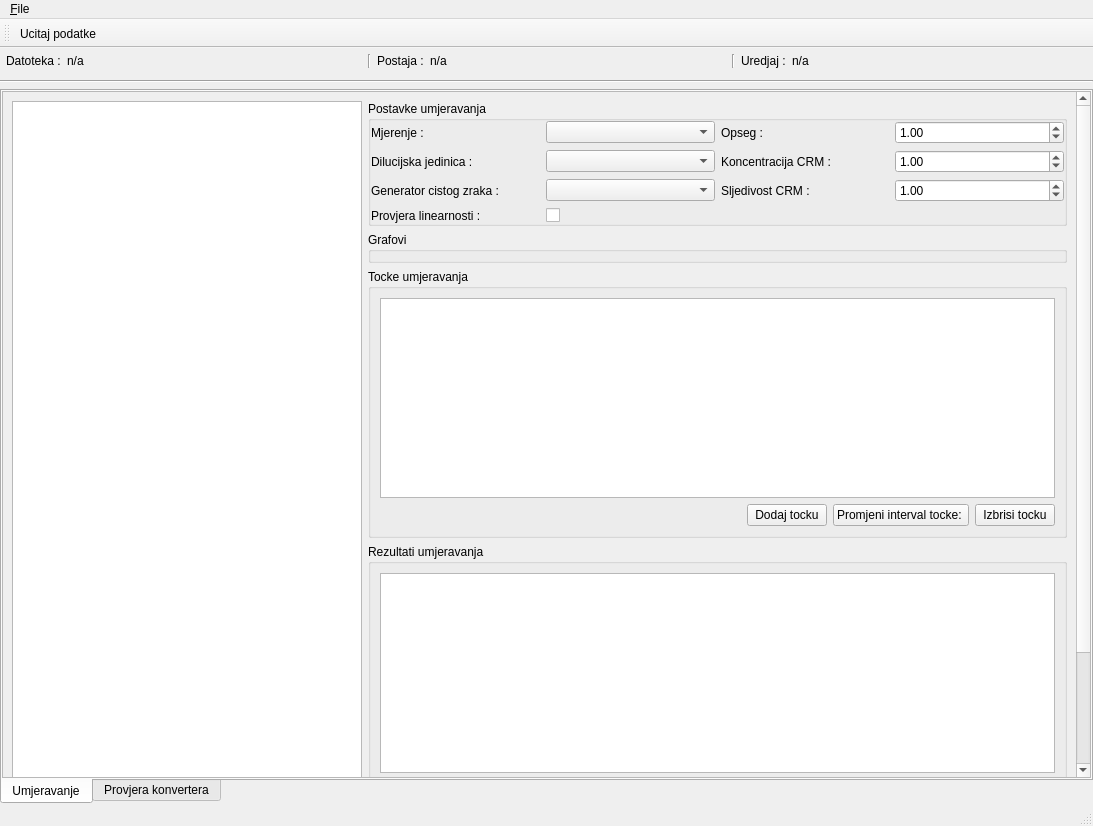
Qt form app/view/uiFiles/display.ui (vmilic/umjeravanje) before a commit.
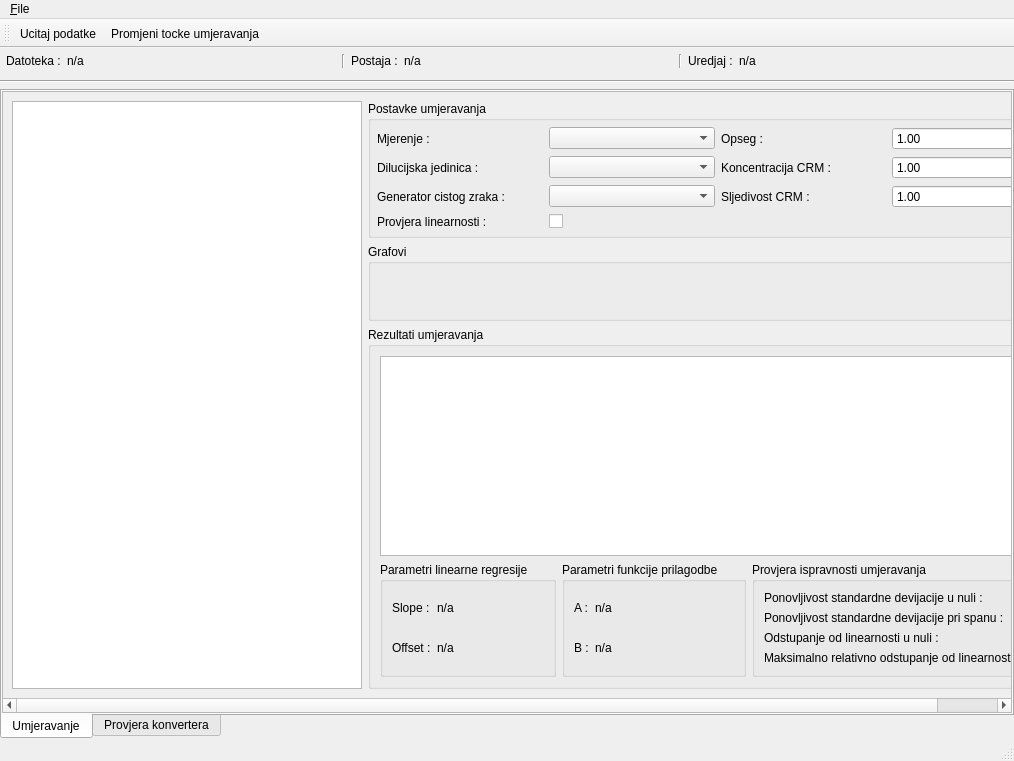
The same form after that commit.

The edit to the form file:
```diff
--- a/app/view/uiFiles/display.ui
+++ b/app/view/uiFiles/display.ui
@@ -6,8 +6,8 @@
    <rect>
     <x>0</x>
     <y>0</y>
-    <width>1093</width>
-    <height>826</height>
+    <width>1014</width>
+    <height>761</height>
    </rect>
   </property>
   <property name="windowTitle">
@@ -147,8 +147,8 @@
             <rect>
              <x>0</x>
              <y>0</y>
-             <width>1068</width>
-             <height>767</height>
+             <width>1006</width>
+             <height>630</height>
             </rect>
            </property>
            <layout class="QHBoxLayout" name="horizontalLayout_2">
@@ -157,7 +157,7 @@
               <item>
                <widget class="QTableView" name="siroviPodaciView">
                 <property name="sizePolicy">
-                 <sizepolicy hsizetype="Preferred" vsizetype="Preferred">
+                 <sizepolicy hsizetype="Preferred" vsizetype="Minimum">
                   <horstretch>0</horstretch>
                   <verstretch>0</verstretch>
                  </sizepolicy>
@@ -180,6 +180,12 @@
             </item>
             <item>
              <layout class="QVBoxLayout" name="rezultatiLayout">
+              <property name="topMargin">
+               <number>0</number>
+              </property>
+              <property name="bottomMargin">
+               <number>0</number>
+              </property>
               <item>
                <widget class="QGroupBox" name="groupBox">
                 <property name="sizePolicy">
@@ -193,7 +199,7 @@
                 </property>
                 <layout class="QGridLayout" name="gridLayout_2">
                  <property name="margin">
-                  <number>0</number>
+                  <number>6</number>
                  </property>
                  <item row="0" column="3">
                   <widget class="QDoubleSpinBox" name="doubleSpinBoxOpseg">
@@ -305,84 +311,6 @@
                 </layout>
                </widget>
               </item>
-              <item>
-               <widget class="QGroupBox" name="groupBox_3">
-                <property name="title">
-                 <string>Tocke umjeravanja</string>
-                </property>
-                <layout class="QVBoxLayout" name="verticalLayout">
-                 <item>
-                  <widget class="QTableView" name="tockeView">
-                   <property name="minimumSize">
-                    <size>
-                     <width>0</width>
-                     <height>200</height>
-                    </size>
-                   </property>
-                   <property name="selectionMode">
-                    <enum>QAbstractItemView::SingleSelection</enum>
-                   </property>
-                   <property name="selectionBehavior">
-                    <enum>QAbstractItemView::SelectRows</enum>
-                   </property>
-                  </widget>
-                 </item>
-                 <item>
-                  <layout class="QHBoxLayout" name="horizontalLayout_3">
-                   <property name="topMargin">
-                    <number>0</number>
-                   </property>
-                   <property name="bottomMargin">
-                    <number>0</number>
-                   </property>
-                   <item>
-                    <spacer name="horizontalSpacer">
-                     <property name="orientation">
-                      <enum>Qt::Horizontal</enum>
-                     </property>
-                     <property name="sizeHint" stdset="0">
-                      <size>
-                       <width>40</width>
-                       <height>20</height>
-                      </size>
-                     </property>
-                    </spacer>
-                   </item>
-                   <item>
-                    <widget class="QPushButton" name="gumbDodajTocku">
-                     <property name="text">
-                      <string>Dodaj tocku</string>
-                     </property>
-                    </widget>
-                   </item>
-                   <item>
-                    <widget class="QPushButton" name="gumbEditTocku">
-                     <property name="enabled">
-                      <bool>true</bool>
-                     </property>
-                     <property name="text">
-                      <string>Promjeni interval tocke: </string>
-                     </property>
-                     <property name="checkable">
-                      <bool>true</bool>
-                     </property>
-                    </widget>
-                   </item>
-                   <item>
-                    <widget class="QPushButton" name="gumbBrisiTocku">
-                     <property name="enabled">
-                      <bool>true</bool>
-                     </property>
-                     <property name="text">
-                      <string>Izbrisi tocku</string>
-                     </property>
-                    </widget>
-                   </item>
-                  </layout>
-                 </item>
-                </layout>
-               </widget>
-              </item>
               <item>
                <widget class="QGroupBox" name="groupBox_4">
                 <property name="title">
@@ -391,9 +319,15 @@
                 <layout class="QVBoxLayout" name="verticalLayout_2">
                  <item>
                   <widget class="QTableView" name="rezultatView">
+                   <property name="sizePolicy">
+                    <sizepolicy hsizetype="MinimumExpanding" vsizetype="Preferred">
+                     <horstretch>0</horstretch>
+                     <verstretch>0</verstretch>
+                    </sizepolicy>
+                   </property>
                    <property name="minimumSize">
                     <size>
-                     <width>0</width>
+                     <width>300</width>
                      <height>200</height>
                     </size>
                    </property>
@@ -878,7 +812,7 @@
     <rect>
      <x>0</x>
      <y>0</y>
-     <width>1093</width>
+     <width>1014</width>
      <height>21</height>
     </rect>
    </property>
@@ -904,6 +838,7 @@
     <bool>false</bool>
    </attribute>
    <addaction name="action_ucitaj_podatke"/>
+   <addaction name="action_promjeni_tocke_umjeravanja"/>
   </widget>
   <action name="action_Exit">
    <property name="text">
@@ -918,6 +853,11 @@
     <string>Ucitaj sirove podatke iz datoteke</string>
    </property>
   </action>
+  <action name="action_promjeni_tocke_umjeravanja">
+   <property name="text">
+    <string>&amp;Promjeni tocke umjeravanja</string>
+   </property>
+  </action>
  </widget>
  <resources/>
  <connections/>
```
Left out of the diff: 9 changed lines with no effect on the pictures.
